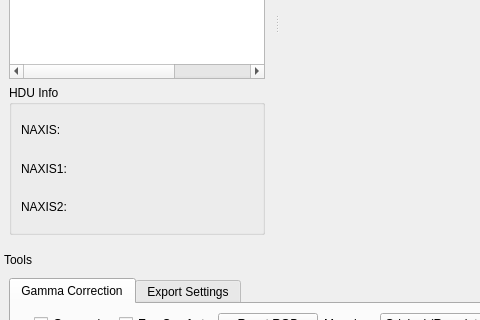
Above: mainwindow.ui from surhh/nfitsview before the change; both pictures show x 0 to 480 and y 246 to 566 of the 1300 by 720 pixel window. Below: the same form after it.
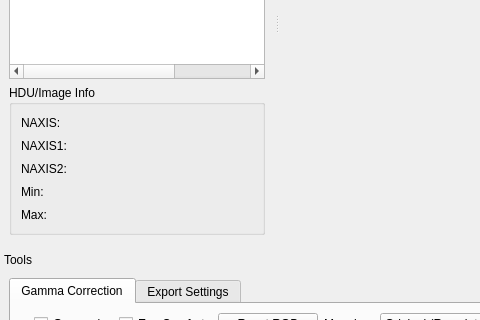
That is the form after the change. Icons and pictures are not drawn. Custom widgets are drawn as their Qt base class.

Commit message: Pixel threshold feature improved, bugs fixed. Min/Max info displaying added. Testing needed. Preparing for relese 2.9

```diff
--- a/mainwindow.ui
+++ b/mainwindow.ui
@@ -190,12 +190,34 @@
             </size>
            </property>
            <property name="title">
-            <string>HDU Info</string>
+            <string>HDU/Image Info</string>
            </property>
            <property name="flat">
             <bool>false</bool>
            </property>
            <layout class="QGridLayout" name="gridLayout_5">
+            <item row="4" column="0">
+             <layout class="QVBoxLayout" name="verticalLayoutHDUInfo_4">
+              <item>
+               <widget class="QLabel" name="labelMINValue">
+                <property name="text">
+                 <string>Min:</string>
+                </property>
+               </widget>
+              </item>
+             </layout>
+            </item>
+            <item row="0" column="0">
+             <layout class="QVBoxLayout" name="verticalLayoutHDUInfo_1">
+              <item>
+               <widget class="QLabel" name="labelNAXIS">
+                <property name="text">
+                 <string>NAXIS: </string>
+                </property>
+               </widget>
+              </item>
+             </layout>
+            </item>
             <item row="3" column="0">
              <layout class="QVBoxLayout" name="verticalLayoutHDUInfo_3">
               <item>
@@ -218,12 +240,12 @@
               </item>
              </layout>
             </item>
-            <item row="0" column="0">
-             <layout class="QVBoxLayout" name="verticalLayoutHDUInfo_1">
+            <item row="5" column="0">
+             <layout class="QVBoxLayout" name="verticalLayoutHDUInfo_5">
               <item>
-               <widget class="QLabel" name="labelNAXIS">
+               <widget class="QLabel" name="labelMAXValue">
                 <property name="text">
-                 <string>NAXIS: </string>
+                 <string>Max:</string>
                 </property>
                </widget>
               </item>
```
The commit also changes 9 other files.
